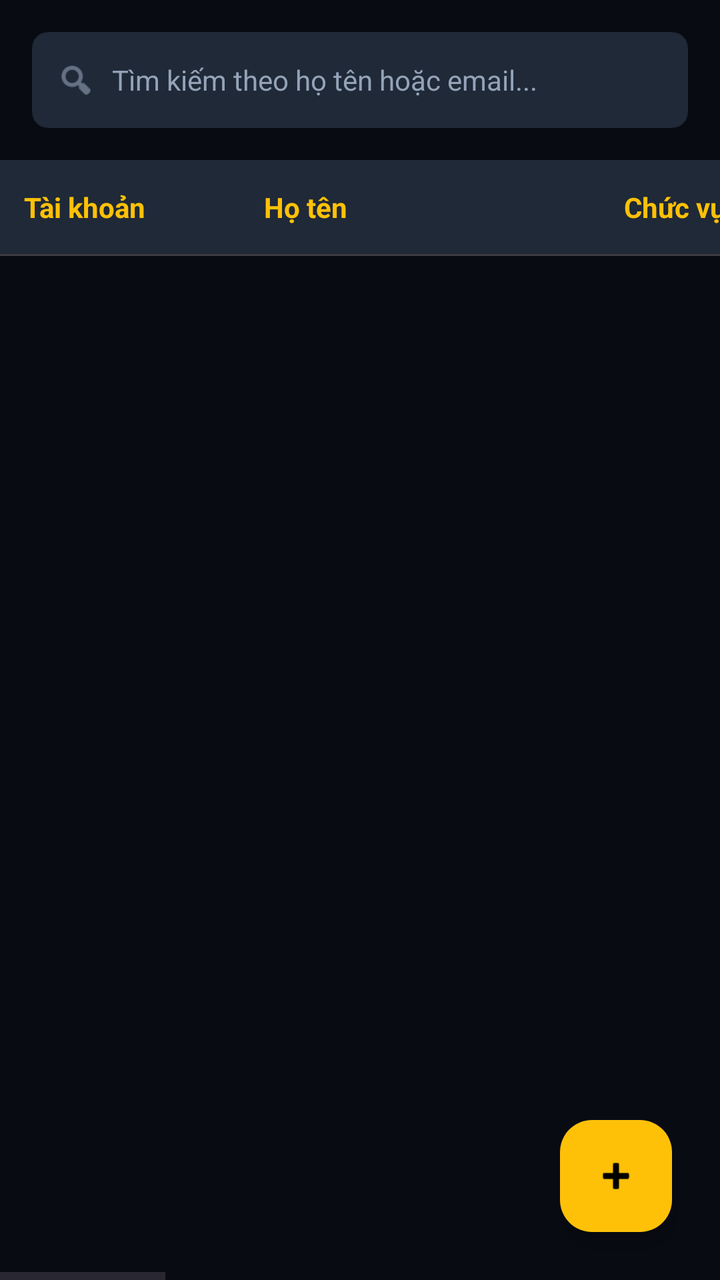
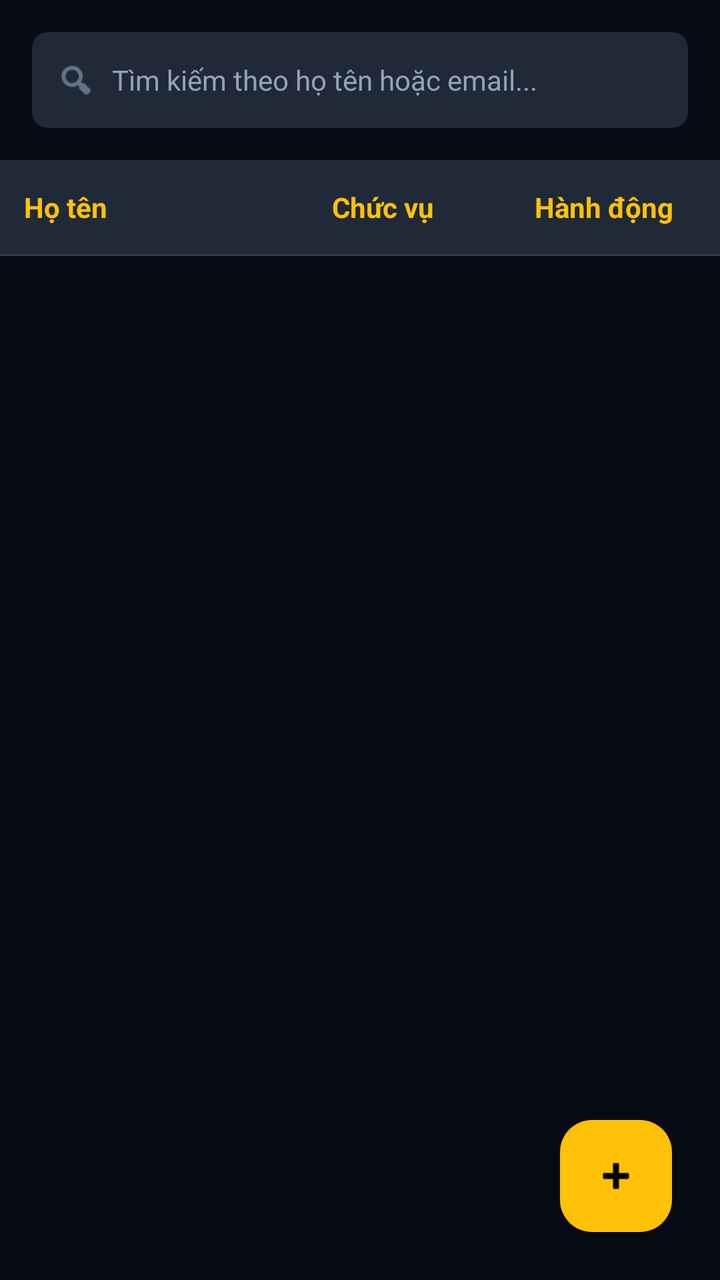

Compare the two renders of this Android layout. The source of the first and the diff that turns it into the second are given below.
<!-- AndroidManifest.xml: activity theme Theme.Moviebookingapp -->
<!-- res/layout/fragment_admin_staff.xml -->
<?xml version="1.0" encoding="utf-8"?>
<RelativeLayout xmlns:android="http://schemas.android.com/apk/res/android"
    xmlns:app="http://schemas.android.com/apk/res-auto"
    xmlns:tools="http://schemas.android.com/tools"
    android:layout_width="match_parent"
    android:layout_height="match_parent"
    android:background="@color/admin_bg">

    <LinearLayout
        android:layout_width="match_parent"
        android:layout_height="match_parent"
        android:orientation="vertical">

    
    <LinearLayout
        android:layout_width="match_parent"
        android:layout_height="wrap_content"
        android:padding="16dp"
        android:orientation="horizontal"
        android:gravity="center_vertical">

        <androidx.cardview.widget.CardView
            android:layout_width="0dp"
            android:layout_height="48dp"
            android:layout_weight="1"
            app:cardBackgroundColor="@color/card_dark"
            app:cardCornerRadius="8dp"
            app:cardElevation="0dp">

            <LinearLayout
                android:layout_width="match_parent"
                android:layout_height="match_parent"
                android:orientation="horizontal"
                android:gravity="center_vertical"
                android:paddingHorizontal="12dp">

                <ImageView
                    android:layout_width="20dp"
                    android:layout_height="20dp"
                    android:src="@android:drawable/ic_menu_search"
                    app:tint="@color/admin_text_secondary" />

                <EditText
                    android:id="@+id/etSearchStaff"
                    android:layout_width="match_parent"
                    android:layout_height="match_parent"
                    android:background="@android:color/transparent"
                    android:hint="Tìm kiếm theo họ tên hoặc email..."
                    android:textColorHint="@color/admin_text_secondary"
                    android:textColor="@color/white"
                    android:textSize="14sp"
                    android:paddingStart="8dp"
                    android:paddingEnd="8dp"
                    android:maxLines="1"
                    android:inputType="text"/>
            </LinearLayout>
        </androidx.cardview.widget.CardView>
    </LinearLayout>

    
    <HorizontalScrollView
        android:layout_width="match_parent"
        android:layout_height="match_parent"
        android:scrollbars="horizontal|vertical">

        <LinearLayout
            android:layout_width="wrap_content"
            android:layout_height="match_parent"
            android:orientation="vertical">

            
            <LinearLayout
                android:layout_width="wrap_content"
                android:layout_height="wrap_content"
                android:orientation="horizontal"
                android:background="@color/card_dark"
                android:paddingVertical="14dp">

                
                <TextView
                    android:layout_width="120dp"
                    android:layout_height="wrap_content"
                    android:paddingStart="12dp"
                    android:paddingEnd="12dp"
                    android:text="Tài khoản"
                    android:textColor="@color/yellow"
                    android:textSize="14sp"
                    android:textStyle="bold" />

                
                <TextView
                    android:layout_width="180dp"
                    android:layout_height="wrap_content"
                    android:paddingStart="12dp"
                    android:paddingEnd="12dp"
                    android:text="Họ tên"
                    android:textColor="@color/yellow"
                    android:textSize="14sp"
                    android:textStyle="bold" />

                
                <TextView
                    android:layout_width="120dp"
                    android:layout_height="wrap_content"
                    android:paddingStart="12dp"
                    android:paddingEnd="12dp"
                    android:text="Chức vụ"
                    android:textColor="@color/yellow"
                    android:textSize="14sp"
                    android:textStyle="bold" />

                
                <TextView
                    android:layout_width="100dp"
                    android:layout_height="wrap_content"
                    android:paddingStart="12dp"
                    android:paddingEnd="12dp"
                    android:text="Lương"
                    android:textColor="@color/yellow"
                    android:textSize="14sp"
                    android:textStyle="bold" />

                
                <TextView
                    android:layout_width="80dp"
                    android:layout_height="wrap_content"
                    android:paddingStart="12dp"
                    android:paddingEnd="12dp"
                    android:text="KPI"
                    android:textColor="@color/yellow"
                    android:textSize="14sp"
                    android:textStyle="bold" />

                
                <TextView
                    android:layout_width="100dp"
                    android:layout_height="wrap_content"
                    android:paddingStart="12dp"
                    android:paddingEnd="12dp"
                    android:text="Vé đã bán"
                    android:textColor="@color/yellow"
                    android:textSize="14sp"
                    android:textStyle="bold" />

                
                <TextView
                    android:layout_width="80dp"
                    android:layout_height="wrap_content"
                    android:paddingStart="12dp"
                    android:paddingEnd="12dp"
                    android:text="Đánh giá"
                    android:textColor="@color/yellow"
                    android:textSize="14sp"
                    android:textStyle="bold" />

                
                <TextView
                    android:layout_width="200dp"
                    android:layout_height="wrap_content"
                    android:paddingStart="12dp"
                    android:paddingEnd="12dp"
                    android:text="Email"
                    android:textColor="@color/yellow"
                    android:textSize="14sp"
                    android:textStyle="bold" />

                
                <TextView
                    android:layout_width="130dp"
                    android:layout_height="wrap_content"
                    android:paddingStart="12dp"
                    android:paddingEnd="12dp"
                    android:text="CMND"
                    android:textColor="@color/yellow"
                    android:textSize="14sp"
                    android:textStyle="bold" />

                
                <TextView
                    android:layout_width="120dp"
                    android:layout_height="wrap_content"
                    android:paddingStart="12dp"
                    android:paddingEnd="12dp"
                    android:text="SĐT"
                    android:textColor="@color/yellow"
                    android:textSize="14sp"
                    android:textStyle="bold" />

                
                <TextView
                    android:layout_width="220dp"
                    android:layout_height="wrap_content"
                    android:paddingStart="12dp"
                    android:paddingEnd="12dp"
                    android:text="Địa chỉ"
                    android:textColor="@color/yellow"
                    android:textSize="14sp"
                    android:textStyle="bold" />

                
                <TextView
                    android:layout_width="100dp"
                    android:layout_height="wrap_content"
                    android:paddingStart="12dp"
                    android:paddingEnd="12dp"
                    android:text="Hành động"
                    android:textColor="@color/yellow"
                    android:textSize="14sp"
                    android:textStyle="bold"
                    android:gravity="center" />
            </LinearLayout>

            <View
                android:layout_width="match_parent"
                android:layout_height="1dp"
                android:background="@color/divider_gray" />

            
            <androidx.recyclerview.widget.RecyclerView
                android:id="@+id/rvAdminStaff"
                android:layout_width="match_parent"
                android:layout_height="match_parent"
                android:clipToPadding="false"
                android:paddingBottom="80dp" />
        </LinearLayout>
    </HorizontalScrollView>
    </LinearLayout>

    <com.google.android.material.floatingactionbutton.FloatingActionButton
        android:id="@+id/fabAddStaff"
        android:layout_width="wrap_content"
        android:layout_height="wrap_content"
        android:layout_alignParentBottom="true"
        android:layout_alignParentEnd="true"
        android:layout_margin="24dp"
        android:src="@android:drawable/ic_input_add"
        app:backgroundTint="@color/yellow"
        app:tint="@color/black" />
</RelativeLayout>
<!-- resources referenced by this layout -->
<resources>
  <color name="admin_bg">#090B13</color>
  <color name="admin_text_secondary">#94A3B8</color>
  <color name="black">#FF000000</color>
  <color name="card_dark">#1F2937</color>
  <color name="divider_gray">#33FFFFFF</color>
  <color name="white">#FFFFFFFF</color>
  <color name="yellow">#FFC107</color>
  <style name="Theme.Moviebookingapp" parent="Base.Theme.Moviebookingapp" />
  <style name="Base.Theme.Moviebookingapp" parent="Theme.Material3.DayNight.NoActionBar">
          <item name="colorPrimary">@color/yellow</item>
          <item name="android:windowBackground">@color/background_black</item>
          <item name="android:statusBarColor">@color/background_black</item>
      </style>
  <color name="background_black">#FF000000</color>
</resources>

<!-- the commit's change to res/layout/fragment_admin_staff.xml (unified diff, before → after) -->
@@ -11,88 +11,74 @@
         android:layout_height="match_parent"
         android:orientation="vertical">
 
-    
-    <LinearLayout
-        android:layout_width="match_parent"
-        android:layout_height="wrap_content"
-        android:padding="16dp"
-        android:orientation="horizontal"
-        android:gravity="center_vertical">
+        
+        <LinearLayout
+            android:layout_width="match_parent"
+            android:layout_height="wrap_content"
+            android:padding="16dp"
+            android:orientation="horizontal"
+            android:gravity="center_vertical">
 
-        <androidx.cardview.widget.CardView
-            android:layout_width="0dp"
-            android:layout_height="48dp"
-            android:layout_weight="1"
-            app:cardBackgroundColor="@color/card_dark"
-            app:cardCornerRadius="8dp"
-            app:cardElevation="0dp">
+            <androidx.cardview.widget.CardView
+                android:layout_width="0dp"
+                android:layout_height="48dp"
+                android:layout_weight="1"
+                app:cardBackgroundColor="@color/card_dark"
+                app:cardCornerRadius="8dp"
+                app:cardElevation="0dp">
 
-            <LinearLayout
-                android:layout_width="match_parent"
-                android:layout_height="match_parent"
-                android:orientation="horizontal"
-                android:gravity="center_vertical"
-                android:paddingHorizontal="12dp">
-
-                <ImageView
-                    android:layout_width="20dp"
-                    android:layout_height="20dp"
-                    android:src="@android:drawable/ic_menu_search"
-                    app:tint="@color/admin_text_secondary" />
-
-                <EditText
-                    android:id="@+id/etSearchStaff"
+                <LinearLayout
                     android:layout_width="match_parent"
                     android:layout_height="match_parent"
-                    android:background="@android:color/transparent"
-                    android:hint="Tìm kiếm theo họ tên hoặc email..."
-                    android:textColorHint="@color/admin_text_secondary"
-                    android:textColor="@color/white"
-                    android:textSize="14sp"
-                    android:paddingStart="8dp"
-                    android:paddingEnd="8dp"
-                    android:maxLines="1"
-                    android:inputType="text"/>
-            </LinearLayout>
-        </androidx.cardview.widget.CardView>
-    </LinearLayout>
+                    android:orientation="horizontal"
+                    android:gravity="center_vertical"
+                    android:paddingHorizontal="12dp">
 
-    
-    <HorizontalScrollView
-        android:layout_width="match_parent"
-        android:layout_height="match_parent"
-        android:scrollbars="horizontal|vertical">
+                    <ImageView
+                        android:layout_width="20dp"
+                        android:layout_height="20dp"
+                        android:src="@android:drawable/ic_menu_search"
+                        app:tint="@color/admin_text_secondary" />
 
+                    <EditText
+                        android:id="@+id/etSearchStaff"
+                        android:layout_width="match_parent"
+                        android:layout_height="match_parent"
+                        android:background="@android:color/transparent"
+                        android:hint="Tìm kiếm theo họ tên hoặc email..."
+                        android:textColorHint="@color/admin_text_secondary"
+                        android:textColor="@color/white"
+                        android:textSize="14sp"
+                        android:paddingStart="8dp"
+                        android:paddingEnd="8dp"
+                        android:maxLines="1"
+                        android:inputType="text"/>
+                </LinearLayout>
+            </androidx.cardview.widget.CardView>
+        </LinearLayout>
+
+        
         <LinearLayout
-            android:layout_width="wrap_content"
+            android:layout_width="match_parent"
             android:layout_height="match_parent"
             android:orientation="vertical">
 
             
             <LinearLayout
-                android:layout_width="wrap_content"
+                android:layout_width="match_parent"
                 android:layout_height="wrap_content"
                 android:orientation="horizontal"
                 android:background="@color/card_dark"
-                android:paddingVertical="14dp">
+                android:paddingVertical="14dp"
+                android:weightSum="4">
 
                 
                 <TextView
-                    android:layout_width="120dp"
+                    android:layout_width="0dp"
                     android:layout_height="wrap_content"
+                    android:layout_weight="1.8"
                     android:paddingStart="12dp"
-                    android:paddingEnd="12dp"
-                    android:text="Tài khoản"
-                    android:textColor="@color/yellow"
-                    android:textSize="14sp"
-                    android:textStyle="bold" />
-
-                
-                <TextView
-                    android:layout_width="180dp"
-                    android:layout_height="wrap_content"
-                    android:paddingStart="12dp"
-                    android:paddingEnd="12dp"
+                    android:paddingEnd="4dp"
                     android:text="Họ tên"
                     android:textColor="@color/yellow"
                     android:textSize="14sp"
@@ -100,10 +86,11 @@
 
                 
                 <TextView
-                    android:layout_width="120dp"
+                    android:layout_width="0dp"
                     android:layout_height="wrap_content"
-                    android:paddingStart="12dp"
-                    android:paddingEnd="12dp"
+                    android:layout_weight="1.0"
+                    android:paddingStart="4dp"
+                    android:paddingEnd="4dp"
                     android:text="Chức vụ"
                     android:textColor="@color/yellow"
                     android:textSize="14sp"
@@ -111,97 +98,10 @@
 
                 
                 <TextView
-                    android:layout_width="100dp"
+                    android:layout_width="0dp"
                     android:layout_height="wrap_content"
-                    android:paddingStart="12dp"
-                    android:paddingEnd="12dp"
-                    android:text="Lương"
-                    android:textColor="@color/yellow"
-                    android:textSize="14sp"
-                    android:textStyle="bold" />
-
-                
-                <TextView
-                    android:layout_width="80dp"
-                    android:layout_height="wrap_content"
-                    android:paddingStart="12dp"
-                    android:paddingEnd="12dp"
-                    android:text="KPI"
-                    android:textColor="@color/yellow"
-                    android:textSize="14sp"
-                    android:textStyle="bold" />
-
-                
-                <TextView
-                    android:layout_width="100dp"
-                    android:layout_height="wrap_content"
-                    android:paddingStart="12dp"
-                    android:paddingEnd="12dp"
-                    android:text="Vé đã bán"
-                    android:textColor="@color/yellow"
-                    android:textSize="14sp"
-                    android:textStyle="bold" />
-
-                
-                <TextView
-                    android:layout_width="80dp"
-                    android:layout_height="wrap_content"
-                    android:paddingStart="12dp"
-                    android:paddingEnd="12dp"
-                    android:text="Đánh giá"
-                    android:textColor="@color/yellow"
-                    android:textSize="14sp"
-                    android:textStyle="bold" />
-
-                
-                <TextView
-                    android:layout_width="200dp"
-                    android:layout_height="wrap_content"
-                    android:paddingStart="12dp"
-                    android:paddingEnd="12dp"
-                    android:text="Email"
-                    android:textColor="@color/yellow"
-                    android:textSize="14sp"
-                    android:textStyle="bold" />
-
-                
-                <TextView
-                    android:layout_width="130dp"
-                    android:layout_height="wrap_content"
-                    android:paddingStart="12dp"
-                    android:paddingEnd="12dp"
-                    android:text="CMND"
-                    android:textColor="@color/yellow"
-                    android:textSize="14sp"
-                    android:textStyle="bold" />
-
-                
-                <TextView
-                    android:layout_width="120dp"
-                    android:layout_height="wrap_content"
-                    android:paddingStart="12dp"
-                    android:paddingEnd="12dp"
-                    android:text="SĐT"
-                    android:textColor="@color/yellow"
-                    android:textSize="14sp"
-                    android:textStyle="bold" />
-
-                
-                <TextView
-                    android:layout_width="220dp"
-                    android:layout_height="wrap_content"
-                    android:paddingStart="12dp"
-                    android:paddingEnd="12dp"
-                    android:text="Địa chỉ"
-                    android:textColor="@color/yellow"
-                    android:textSize="14sp"
-                    android:textStyle="bold" />
-
-                
-                <TextView
-                    android:layout_width="100dp"
-                    android:layout_height="wrap_content"
-                    android:paddingStart="12dp"
+                    android:layout_weight="1.2"
+                    android:paddingStart="4dp"
                     android:paddingEnd="12dp"
                     android:text="Hành động"
                     android:textColor="@color/yellow"
@@ -223,7 +123,6 @@
                 android:clipToPadding="false"
                 android:paddingBottom="80dp" />
         </LinearLayout>
-    </HorizontalScrollView>
     </LinearLayout>
 
     <com.google.android.material.floatingactionbutton.FloatingActionButton
